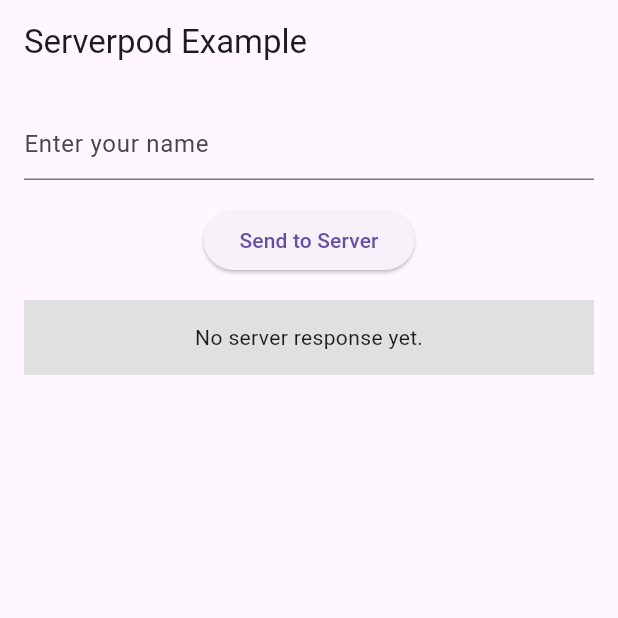
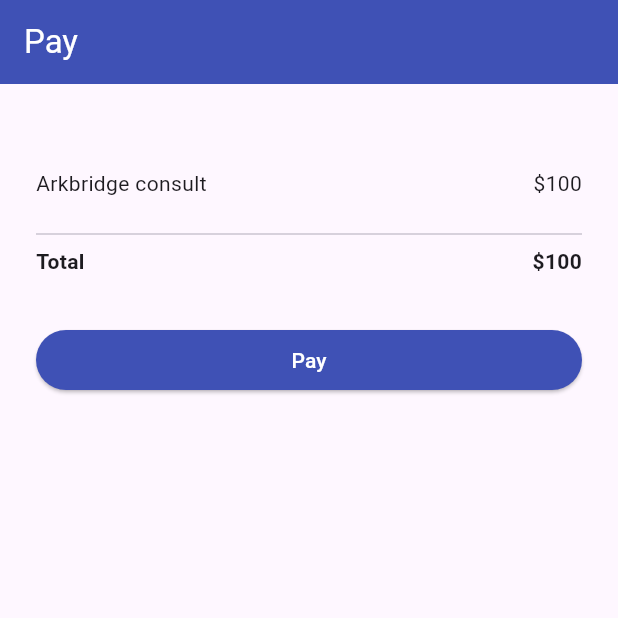
Before and after one commit to Arkbridge-Solutions/stripepod, a Flutter app: the screen it shows after launch, on a phone screen of 412 x 824 dp, the top half of it. Run offline on Flutter 3.47's test engine with Material 3 defaults, Android fonts, the phone set to English and light mode, and no system bars; missing offline and left inert: serverpod, serverpod_client, serverpod_flutter; statements that could not run were skipped.

Commit message:
feat: add stripe integration

```diff
--- a/stripepod_flutter/lib/main.dart
+++ b/stripepod_flutter/lib/main.dart
@@ -1,6 +1,7 @@
-import 'package:stripepod_client/stripepod_client.dart';
 import 'package:flutter/material.dart';
 import 'package:serverpod_flutter/serverpod_flutter.dart';
+import 'package:stripepod_client/stripepod_client.dart';
+import 'package:stripepod_flutter/src/pay_screen.dart';
 
 /// Sets up a global client object that can be used to talk to the server from
 /// anywhere in our app. The client is generated from your server code
@@ -36,111 +37,9 @@
   @override
   Widget build(BuildContext context) {
     return MaterialApp(
-      title: 'Serverpod Demo',
-      theme: ThemeData(primarySwatch: Colors.blue),
-      home: const MyHomePage(title: 'Serverpod Example'),
+      title: 'StripePod',
+      theme: ThemeData(primarySwatch: Colors.indigo),
+      home: const PayScreen(),
     );
   }
 }
-
-class MyHomePage extends StatefulWidget {
-  const MyHomePage({super.key, required this.title});
-
-  final String title;
-
-  @override
-  MyHomePageState createState() => MyHomePageState();
-}
-
-class MyHomePageState extends State<MyHomePage> {
-  /// Holds the last result or null if no result exists yet.
-  String? _resultMessage;
-
-  /// Holds the last error message that we've received from the server or null
-  /// if no error exists yet.
-  String? _errorMessage;
-
-  final _textEditingController = TextEditingController();
-
-  /// Calls the `hello` method of the `greeting` endpoint. Will set either the
-  /// `_resultMessage` or `_errorMessage` field, depending on if the call
-  /// is successful.
-  void _callHello() async {
-    try {
-      final result = await client.greeting.hello(_textEditingController.text);
-      setState(() {
-        _errorMessage = null;
-        _resultMessage = result.message;
-      });
-    } catch (e) {
-      setState(() {
-        _errorMessage = '$e';
-      });
-    }
-  }
-
-  @override
-  Widget build(BuildContext context) {
-    return Scaffold(
-      appBar: AppBar(title: Text(widget.title)),
-      body: Padding(
-        padding: const EdgeInsets.all(16),
-        child: Column(
-          children: [
-            Padding(
-              padding: const EdgeInsets.only(bottom: 16.0),
-              child: TextField(
-                controller: _textEditingController,
-                decoration: const InputDecoration(hintText: 'Enter your name'),
-              ),
-            ),
-            Padding(
-              padding: const EdgeInsets.only(bottom: 16.0),
-              child: ElevatedButton(
-                onPressed: _callHello,
-                child: const Text('Send to Server'),
-              ),
-            ),
-            ResultDisplay(
-              resultMessage: _resultMessage,
-              errorMessage: _errorMessage,
-            ),
-          ],
-        ),
-      ),
-    );
-  }
-}
-
-/// ResultDisplays shows the result of the call. Either the returned result
-/// from the `example.greeting` endpoint method or an error message.
-class ResultDisplay extends StatelessWidget {
-  final String? resultMessage;
-  final String? errorMessage;
-
-  const ResultDisplay({super.key, this.resultMessage, this.errorMessage});
-
-  @override
-  Widget build(BuildContext context) {
-    String text;
-    Color backgroundColor;
-    if (errorMessage != null) {
-      backgroundColor = Colors.red[300]!;
-      text = errorMessage!;
-    } else if (resultMessage != null) {
-      backgroundColor = Colors.green[300]!;
-      text = resultMessage!;
-    } else {
-      backgroundColor = Colors.grey[300]!;
-      text = 'No server response yet.';
-    }
-
-    return ConstrainedBox(
-      constraints: const BoxConstraints(minHeight: 50),
-      child: Container(
-        color: backgroundColor,
-        child: Center(child: Text(text)),
-      ),
-    );
-  }
-}
--- /dev/null
+++ b/stripepod_flutter/lib/src/env.example.dart
@@ -0,0 +1,2 @@
+// Replace with your Stripe publishable key and rename this file to env.dart
+const stripePublishableKey = '<YOUR-PUBLISHABLE-KEY>';
--- /dev/null
+++ b/stripepod_flutter/lib/src/pay_screen.dart
@@ -0,0 +1,52 @@
+import 'package:flutter/material.dart';
+
+class PayScreen extends StatelessWidget {
+  const PayScreen({super.key});
+
+  @override
+  Widget build(BuildContext context) {
+    return Scaffold(
+      appBar: AppBar(
+        backgroundColor: Colors.indigo,
+        title: const Text('Pay', style: TextStyle(color: Colors.white)),
+      ),
+      body: SafeArea(
+        child: Padding(
+          padding: const EdgeInsets.all(24.0),
+          child: Column(
+            crossAxisAlignment: CrossAxisAlignment.stretch,
+            children: [
+              const SizedBox(height: 32),
+
+              Row(
+                children: [
+                  Text('Arkbridge consult'),
+                  Spacer(),
+                  Text('\$100'),
+                ],
+              ),
+              const SizedBox(height: 16),
+
+              const Divider(),
+              Row(
+                children: [
+                  Text('Total', style: TextStyle(fontWeight: FontWeight.bold)),
+                  Spacer(),
+                  Text('\$100', style: TextStyle(fontWeight: FontWeight.bold)),
+                ],
+              ),
+              const SizedBox(height: 32),
+              ElevatedButton(
+                style: ElevatedButton.styleFrom(
+                  backgroundColor: Colors.indigo,
+                ),
+                onPressed: () {},
+                child: Text('Pay', style: TextStyle(color: Colors.white)),
+              ),
+            ],
+          ),
+        ),
+      ),
+    );
+  }
+}
```
Also changed, not shown: 1 other file.
